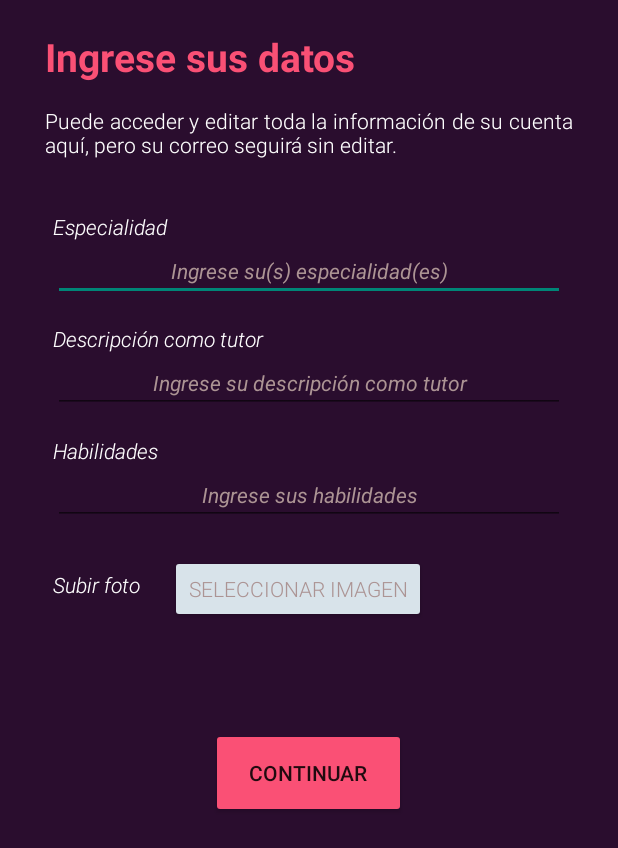
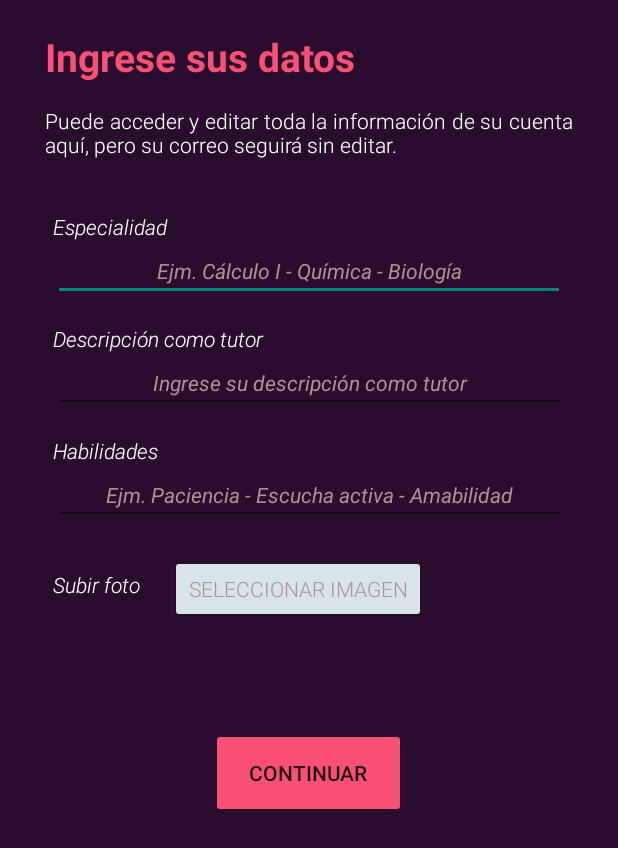
Before and after one commit to Jovamih/gviernes_grupo1_frontend_fisi, an Android app: the registrar_datos_tutor screen opened directly, with no data from a screen before it, on a phone screen of 412 x 824 dp. Shown: the top 848 px of the screen. Run offline under Robolectric (Android 15) with nearby library versions, the phone set to English and light mode, and no system bars.

Commit message:
check Jeffrey

```diff
--- a/app/src/main/res/layout/activity_registrar_datos_tutor.xml
+++ b/app/src/main/res/layout/activity_registrar_datos_tutor.xml
@@ -69,7 +69,7 @@
                 android:layout_marginRight="35sp"
                 android:ems="10"
                 android:gravity="center_horizontal"
-                android:hint="Ingrese su(s) especialidad(es)"
+                android:hint="Ejm. Cálculo I - Química - Biología"
                 android:inputType="textPersonName"
                 android:textColor="@color/Datos"
                 android:textColorHint="#AC9494"
@@ -129,7 +129,7 @@
                 android:layout_marginRight="35sp"
                 android:ems="10"
                 android:gravity="center_horizontal"
-                android:hint="Ingrese sus habilidades"
+                android:hint="Ejm. Paciencia - Escucha activa - Amabilidad"
                 android:inputType="textPersonName"
                 android:textColor="@color/Datos"
                 android:textColorHint="#AC9494"
```
